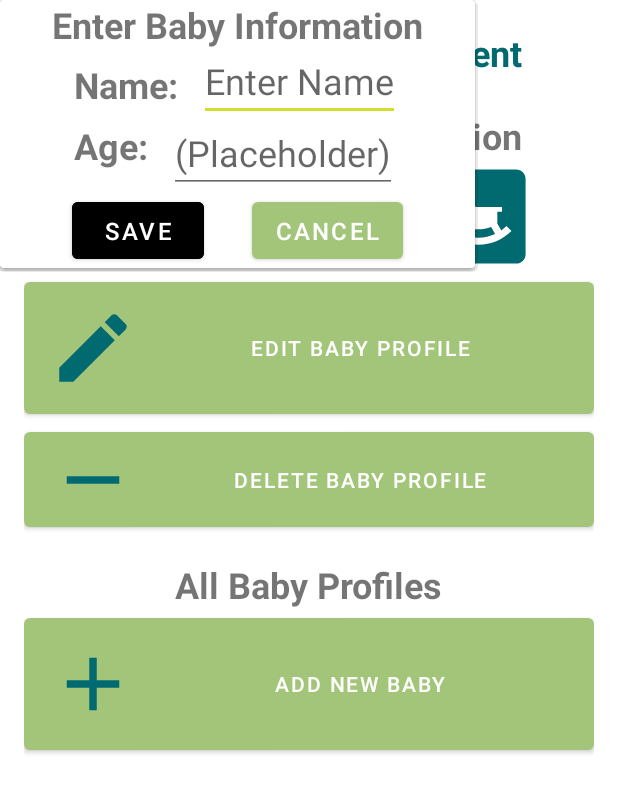
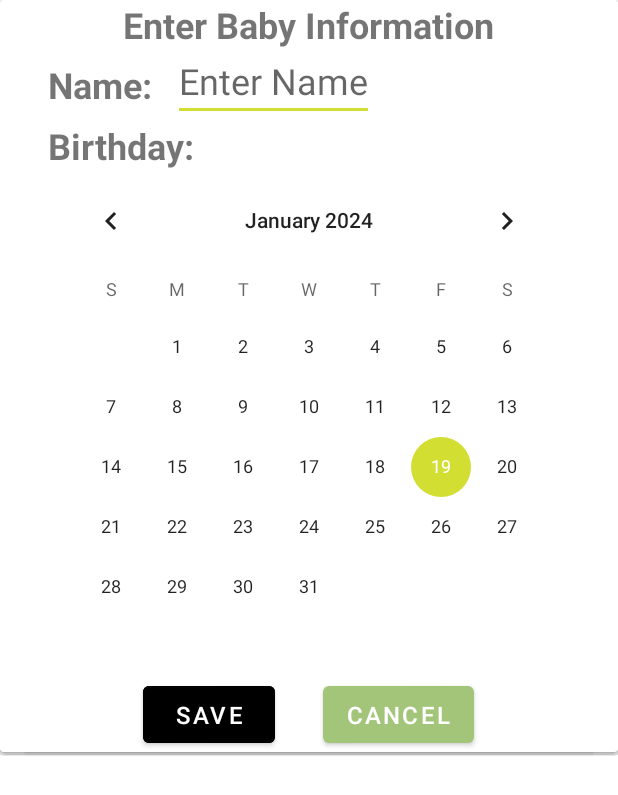
Before and after one commit to darwinkjull/SIDS-Capstone, an Android app: the Profile_Activity screen opened directly, with no data from a screen before it, after a tap on "ADD NEW BABY", on a phone screen of 412 x 824 dp. Shown: the top 795 px of the screen. Run offline under Robolectric (Android 15) with nearby library versions, the phone set to English and light mode, and no system bars.

Commit message:
Added utilities to set a birthday
Added methods and XML elements to allow users to set a birthday using a calendar.

```diff
--- a/src/app/src/main/java/com/example/sids_checklist/Profile_AddProfile.java
+++ b/src/app/src/main/java/com/example/sids_checklist/Profile_AddProfile.java
@@ -4,6 +4,8 @@ import android.view.Gravity;
 import android.view.LayoutInflater;
 import android.view.View;
 import android.widget.Button;
+import android.widget.CalendarView;
+import android.widget.DatePicker;
 import android.widget.PopupWindow;
 import android.widget.RelativeLayout;
 import android.widget.TextView;
@@ -25,6 +27,7 @@ public class Profile_AddProfile {
         Button acceptInfoTrueButton = addProfilePopUpView.findViewById(R.id.acceptInfoTrue);
         Button acceptInfoFalseButton = addProfilePopUpView.findViewById(R.id.acceptInfoFalse);
         TextView profileNameText = addProfilePopUpView.findViewById(R.id.profileName);
+        CalendarView profileAgeText = addProfilePopUpView.findViewById(R.id.profileAge);
 
         Profile_DatabaseHandler profile_db = new Profile_DatabaseHandler(view.getContext());
         profile_db.openDatabase();
@@ -41,6 +44,7 @@ public class Profile_AddProfile {
                 if (profileNameText.length() != 0) {
                     ProfileModel newProfile = new ProfileModel();
                     newProfile.setUsername(profileNameText.getText().toString());
+                    newProfile.setAge(String.valueOf(profileAgeText.getDate()));
                     profile_db.insertProfile(newProfile);
                     int profileID = profile_db.getIDByUsername(newProfile.getUsername());
                     checklist_db.createTable(profileID);
--- a/src/app/src/main/java/com/example/sids_checklist/Profile_EditProfile.java
+++ b/src/app/src/main/java/com/example/sids_checklist/Profile_EditProfile.java
@@ -3,10 +3,12 @@ package com.example.sids_checklist;
 import static android.app.PendingIntent.getActivity;
 
 import android.app.Activity;
+import android.util.SparseLongArray;
 import android.view.Gravity;
 import android.view.LayoutInflater;
 import android.view.View;
 import android.widget.Button;
+import android.widget.CalendarView;
 import android.widget.PopupWindow;
 import android.widget.RelativeLayout;
 import android.widget.TextView;
@@ -25,17 +27,20 @@ public class Profile_EditProfile {
         Button acceptInfoTrueButton = editProfilePopUpView.findViewById(R.id.acceptInfoTrue);
         Button acceptInfoFalseButton = editProfilePopUpView.findViewById(R.id.acceptInfoFalse);
         TextView profileNameText = editProfilePopUpView.findViewById(R.id.profileName);
+        CalendarView profileAgeText = editProfilePopUpView.findViewById(R.id.profileAge);
 
         Profile_DatabaseHandler db = new Profile_DatabaseHandler(view.getContext());
         db.openDatabase();
 
         profileNameText.setText(db.getProfileInfoFromID(profileID).getUsername());
+        //profileAgeText.setDate(Long.parseLong(db.getProfileInfoFromID(profileID).getAge()));
         acceptInfoTrueButton.setOnClickListener(new View.OnClickListener() {
             @Override
             public void onClick(View v) {
                 if (profileNameText.length() != 0) {
                     ProfileModel newProfile = new ProfileModel();
                     newProfile.setUsername(profileNameText.getText().toString());
+                    newProfile.setAge(String.valueOf(profileAgeText.getDate()));
                     db.updateUsername(profileID, newProfile.getUsername());
                     popupWindow.dismiss();
                 }
--- a/src/app/src/main/res/layout/profile_new.xml
+++ b/src/app/src/main/res/layout/profile_new.xml
@@ -49,22 +49,32 @@
             android:layout_width="wrap_content"
             android:layout_height="wrap_content"
             android:layout_below="@id/profileNameHeader"
-            android:text="Age: "
+            android:text="Birthday: "
             android:textStyle="bold"
             android:textSize="24sp"
             android:layout_marginEnd="@dimen/margin_half_standard"
             android:gravity="center" />
 
-        <EditText
+        <CalendarView
             android:id="@+id/profileAge"
             android:layout_width="wrap_content"
             android:layout_height="wrap_content"
-            android:layout_toRightOf="@id/profileAgeHeader"
-            android:layout_below="@id/profileNameHeader"
-            android:textAppearance="@style/TextAppearance.AppCompat.Medium"
-            android:hint="(Placeholder)"
-            android:textSize="24sp"
-            android:height="48dp" />
+            android:layout_below="@id/profileAgeHeader"
+            android:minDate="01/01/2023"/>
+
+<!--        <TextView-->
+<!--            android:id="@+id/profileColorHeader"-->
+<!--            android:layout_width="wrap_content"-->
+<!--            android:layout_height="wrap_content"-->
+<!--            android:layout_below="@id/profileAge"-->
+<!--            android:text="Profile Color: "-->
+<!--            android:textStyle="bold"-->
+<!--            android:textSize="24sp"-->
+<!--            android:layout_marginEnd="@dimen/margin_half_standard"-->
+<!--            android:gravity="center" />-->
+
+
+
 
     </RelativeLayout>
 
```
